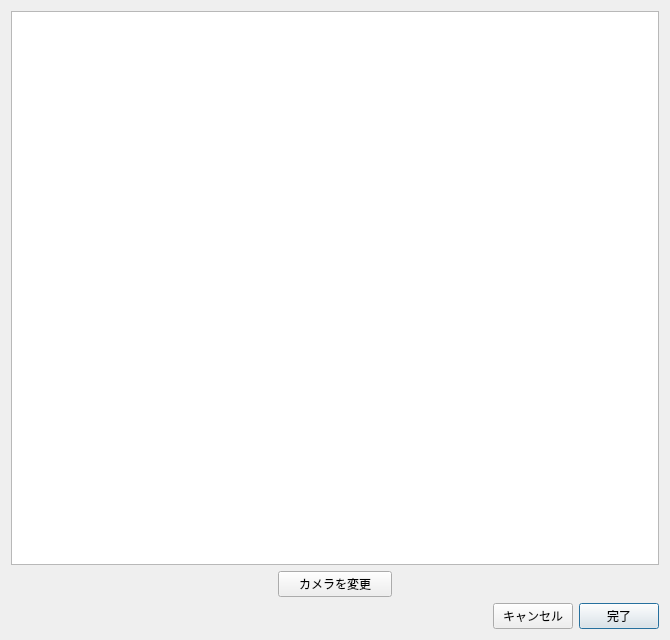
This is src/main/python/view/ui/select_area_dialog.ui in RUTILEA/SDTest as Qt 5 draws it before an edit. The edited form follows.
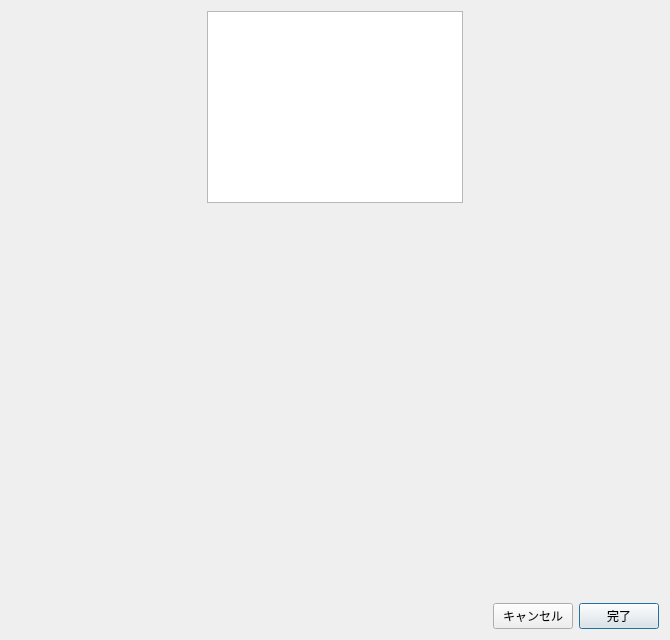
This is the edited form.

Commit message: add selecting area rectangle on NG image

The edit to the form file:
```diff
--- a/src/main/python/view/ui/select_area_dialog.ui
+++ b/src/main/python/view/ui/select_area_dialog.ui
@@ -27,29 +27,42 @@
   <layout class="QVBoxLayout" name="verticalLayout">
    <item>
     <layout class="QVBoxLayout" name="verticalLayout_2">
-     <item>
-      <widget class="QGraphicsView" name="original_image_view"/>
-     </item>
      <item>
       <layout class="QHBoxLayout" name="horizontalLayout_2">
        <item>
-        <widget class="QPushButton" name="select_camera_button">
+        <widget class="QGraphicsView" name="original_image_view">
          <property name="sizePolicy">
-          <sizepolicy hsizetype="Maximum" vsizetype="Fixed">
+          <sizepolicy hsizetype="Fixed" vsizetype="Fixed">
            <horstretch>0</horstretch>
            <verstretch>0</verstretch>
           </sizepolicy>
          </property>
-         <property name="styleSheet">
-          <string notr="true">padding: 3px 20px;</string>
+         <property name="verticalScrollBarPolicy">
+          <enum>Qt::ScrollBarAlwaysOff</enum>
          </property>
-         <property name="text">
-          <string>カメラを変更</string>
+         <property name="horizontalScrollBarPolicy">
+          <enum>Qt::ScrollBarAlwaysOff</enum>
+         </property>
+         <property name="sizeAdjustPolicy">
+          <enum>QAbstractScrollArea::AdjustIgnored</enum>
+         </property>
+         <property name="viewportUpdateMode">
+          <enum>QGraphicsView::SmartViewportUpdate</enum>
          </property>
         </widget>
        </item>
       </layout>
      </item>
+     <item>
+      <widget class="QLabel" name="notation_label">
+       <property name="text">
+        <string/>
+       </property>
+       <property name="scaledContents">
+        <bool>false</bool>
+       </property>
+      </widget>
+     </item>
      <item>
       <layout class="QHBoxLayout" name="horizontalLayout">
        <item>
```
The commit also changes 4 other files.
